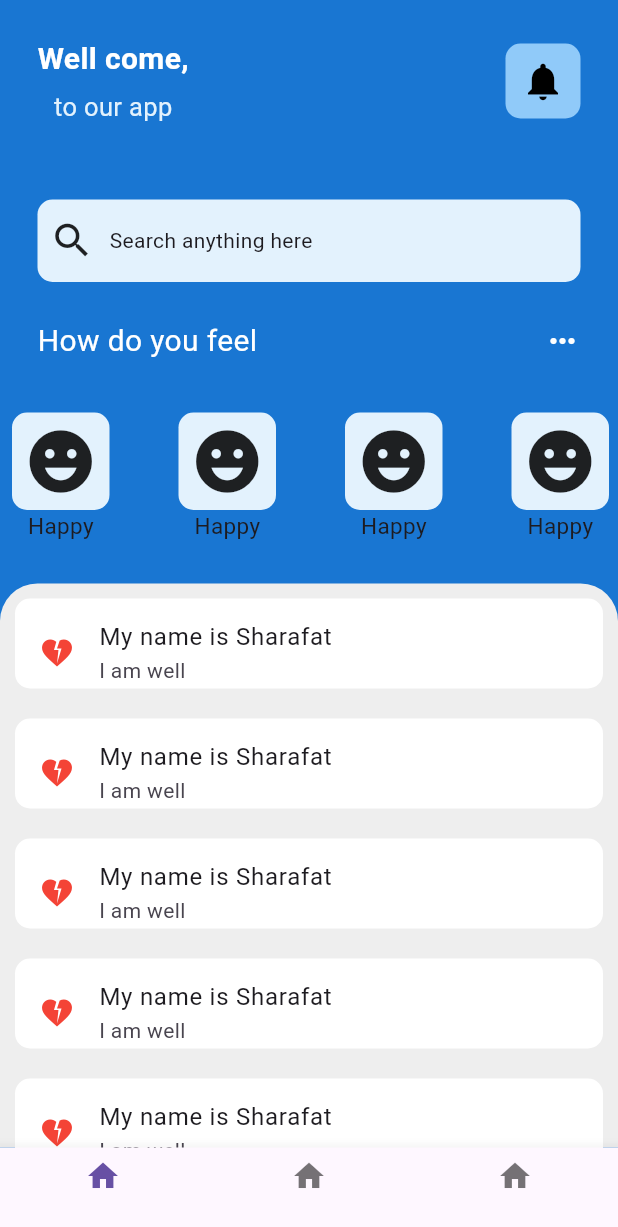
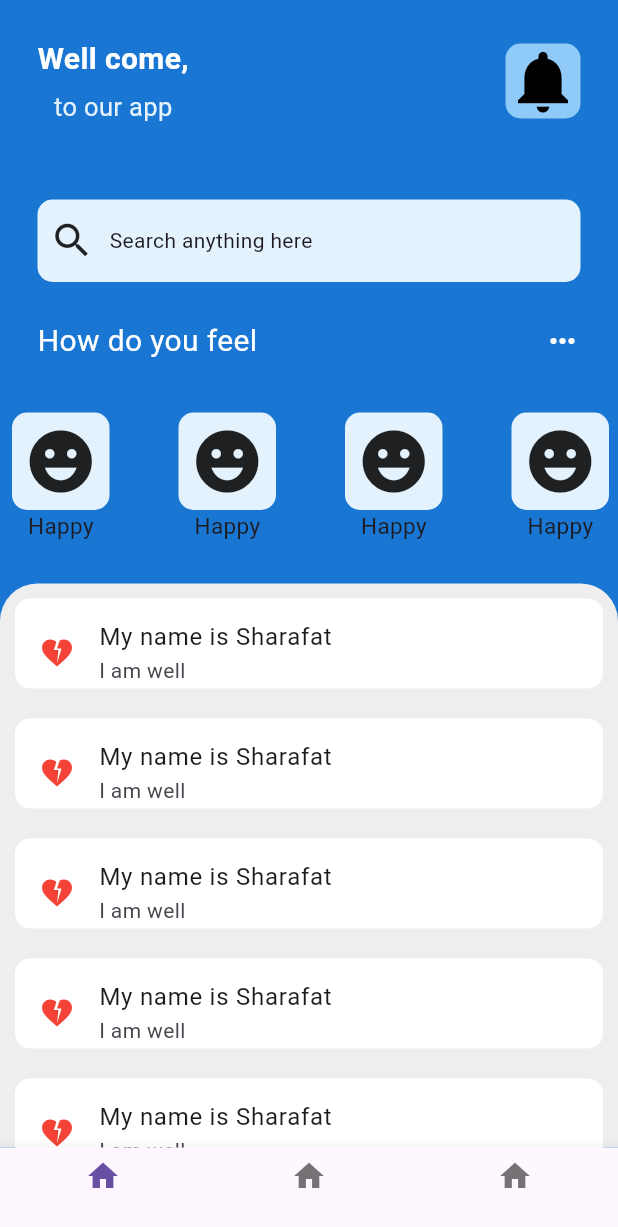
Before and after one commit to sharafattech/Quiz-Project, a Flutter app: the HomePageDesign screen opened directly, on a phone screen of 412 x 824 dp. Shown: the top 1227 px of the screen. Run offline on Flutter 3.47's test engine with Material 3 defaults, Android fonts, the phone set to English and light mode, and no system bars; our stand-ins replace circular_countdown_timer.

Commit message:
homepage modifie

```diff
--- a/sharafat_hassan/lib/homepage.dart
+++ b/sharafat_hassan/lib/homepage.dart
@@ -57,7 +57,7 @@ class HomePageDesign extends StatelessWidget {
                   child: Icon(
                     Icons.notifications,
                     color: Colors.black,
-                    size: 30,
+                    size: 50,
                   ),
                 )
               ],
```
